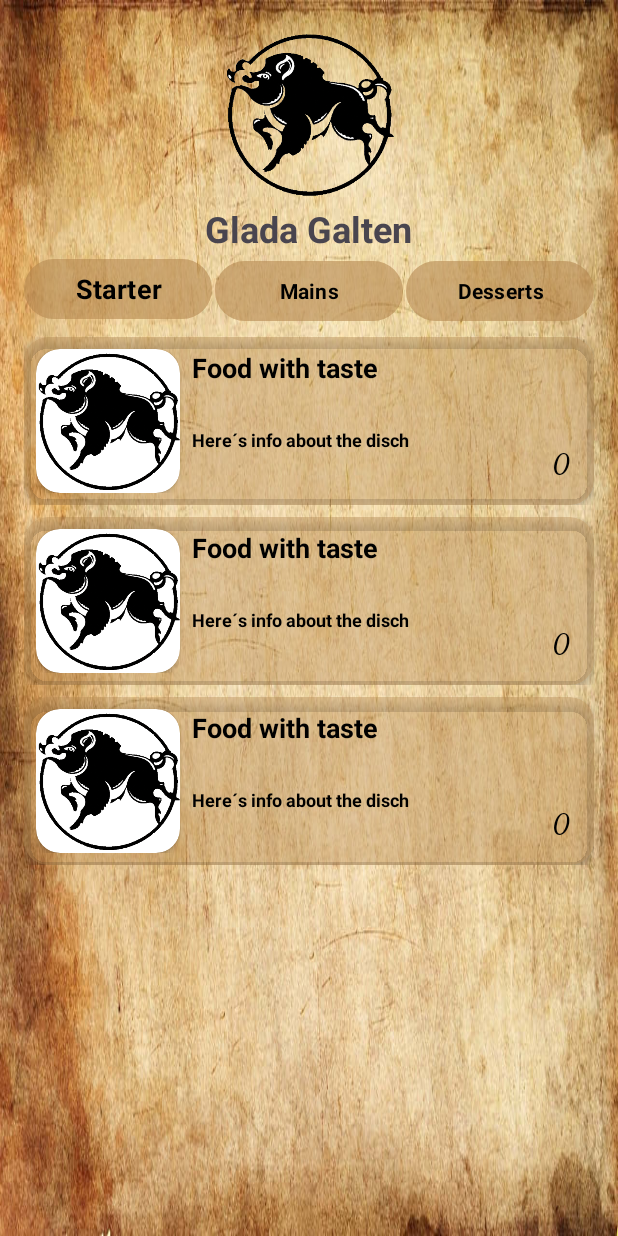
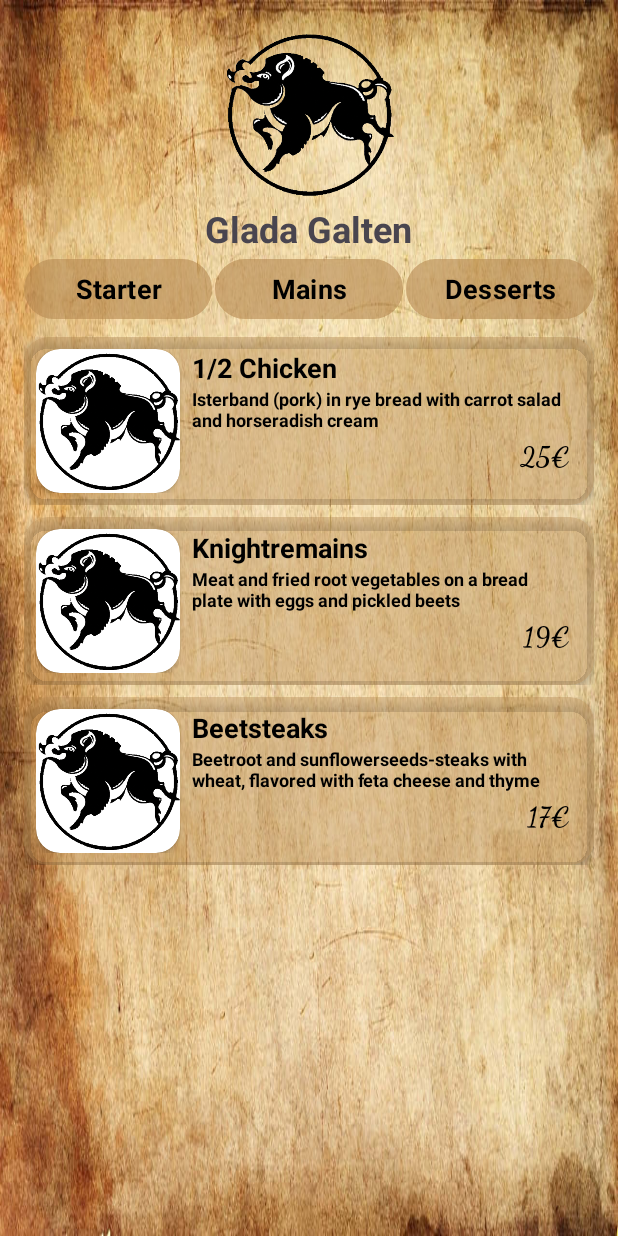
Before and after one commit to JungblomSt/Resturant, an Android app: the screen it shows after launch (MainActivity), after a tap on "Mains", on a phone screen of 412 x 824 dp. Run offline under Robolectric (Android 15) with nearby library versions, the phone set to English and light mode, and no system bars; Roboto replaces fonts that are not available here; 1 other tap on this screen came first.

Commit message:
added menutext and arranged menu card layout

```diff
--- a/app/src/main/java/com/example/resturantmeny/MainActivity.kt
+++ b/app/src/main/java/com/example/resturantmeny/MainActivity.kt
@@ -1,6 +1,7 @@
 package com.example.resturantmeny
 
 import android.os.Bundle
+import android.view.View
 import android.widget.ArrayAdapter
 import android.widget.Button
 import android.widget.ImageView
@@ -18,9 +19,9 @@ class MainActivity : AppCompatActivity() {
     private lateinit var button2: Button
     private lateinit var button3: Button
 
-    private val menu1 = mutableListOf("Surkorv", "Kött på pinne", "Gravlaxrulle")
-    private val menu2 = mutableListOf("1/2 Kyckling","Riddarrester","Betbiffar")
-    private val menu3 = mutableListOf("Äppelkaka","Päron","Saffranspannkaka")
+    private lateinit var courseCard1: View
+    private lateinit var courseCard2: View
+    private lateinit var courseCard3: View
 
     override fun onCreate(savedInstanceState: Bundle?) {
         super.onCreate(savedInstanceState)
@@ -31,14 +32,67 @@ class MainActivity : AppCompatActivity() {
         button2 = findViewById(R.id.button_menu2)
         button3 = findViewById(R.id.button_menu3)
 
+        courseCard1 = findViewById(R.id.course_card_1)
+        courseCard2 = findViewById(R.id.course_card_2)
+        courseCard3 = findViewById(R.id.course_card_3)
 
+        val courseHead1 = courseCard1.findViewById<TextView>(R.id.corse_card_title_text)
+        val courseHead2 = courseCard2.findViewById<TextView>(R.id.corse_card_title_text)
+        val courseHead3 = courseCard3.findViewById<TextView>(R.id.corse_card_title_text)
+
+        val courseInfo1 = courseCard1.findViewById<TextView>(R.id.course_card_info_text)
+        val courseInfo2 = courseCard2.findViewById<TextView>(R.id.course_card_info_text)
+        val courseInfo3 = courseCard3.findViewById<TextView>(R.id.course_card_info_text)
+
+        val coursePrice1 = courseCard1.findViewById<TextView>(R.id.cours_card_price_text)
+        val coursePrice2 = courseCard2.findViewById<TextView>(R.id.cours_card_price_text)
+        val coursePrice3 = courseCard3.findViewById<TextView>(R.id.cours_card_price_text)
+
+
+
+        // Starters
         button1.setOnClickListener {
+            courseHead1.text = getString(R.string.head_text_starter1)
+            courseInfo1.text = getString(R.string.info_text_starter1)
+            coursePrice1.text = getString(R.string.price_text_starter1)
+
+            courseHead2.text = getString(R.string.head_text_starter2)
+            courseInfo2.text = getString(R.string.info_text_starter2)
+            coursePrice2.text = getString(R.string.price_text_starter2)
+
+            courseHead3.text = getString(R.string.head_text_starter3)
+            courseInfo3.text = getString(R.string.info_text_starter3)
+            coursePrice3.text = getString(R.string.price_text_starter3)
 
         }
+        // Mains
         button2.setOnClickListener {
+            courseHead1.text = getString(R.string.head_text_main1)
+            courseInfo1.text = getString(R.string.info_text_main1)
+            coursePrice1.text = getString(R.string.price_text_main1)
+
+            courseHead2.text = getString(R.string.head_text_main2)
+            courseInfo2.text = getString(R.string.info_text_main2)
+            coursePrice2.text = getString(R.string.price_text_main2)
+
+            courseHead3.text = getString(R.string.head_text_main3)
+            courseInfo3.text = getString(R.string.info_text_main3)
+            coursePrice3.text = getString(R.string.price_text_main3)
 
         }
+        // Desserts
         button3.setOnClickListener {
+            courseHead1.text = getString(R.string.head_text_desert1)
+            courseInfo1.text = getString(R.string.info_text_desert1)
+            coursePrice1.text = getString(R.string.price_text_desert1)
+
+            courseHead2.text = getString(R.string.head_text_desert2)
+            courseInfo2.text = getString(R.string.info_text_desert2)
+            coursePrice2.text = getString(R.string.price_text_desert2)
+
+            courseHead3.text = getString(R.string.head_text_desert3)
+            courseInfo3.text = getString(R.string.info_text_desert3)
+            coursePrice3.text = getString(R.string.price_text_desert3)
 
         }
 
--- a/app/src/main/res/layout/activity_main.xml
+++ b/app/src/main/res/layout/activity_main.xml
@@ -54,7 +54,7 @@
             android:fontFamily="@font/medievalsharp"
             android:text="@string/menu2"
             android:textColor="@color/black"
-            android:textSize="14sp"
+            android:textSize="@dimen/medium_size_text"
             android:textStyle="bold" />
 
         <Button
@@ -66,7 +66,7 @@
             android:fontFamily="@font/medievalsharp"
             android:text="@string/menu3"
             android:textColor="@color/black"
-            android:textSize="14sp"
+            android:textSize="@dimen/medium_size_text"
             android:textStyle="bold" />
     </LinearLayout>
 
--- a/app/src/main/res/layout/course_card.xml
+++ b/app/src/main/res/layout/course_card.xml
@@ -60,6 +60,7 @@
                 android:id="@+id/course_card_info_text"
                 android:layout_width="0dp"
                 android:layout_height="wrap_content"
+                android:layout_marginEnd="4dp"
                 android:fontFamily="@font/merienda_medium"
                 android:paddingStart="8dp"
                 android:paddingEnd="8dp"
@@ -67,9 +68,8 @@
                 android:textColor="@color/black"
                 android:textSize="@dimen/smal_size_text"
                 android:textStyle="bold"
-                app:layout_constraintBottom_toBottomOf="@+id/image_cardView_1"
                 app:layout_constraintEnd_toEndOf="parent"
-                app:layout_constraintStart_toStartOf="@id/corse_card_title_text"
+                app:layout_constraintStart_toEndOf="@+id/image_cardView_1"
                 app:layout_constraintTop_toBottomOf="@+id/corse_card_title_text" />
 
             <TextView
@@ -83,6 +83,7 @@
                 android:textColor="@color/black"
                 android:textSize="@dimen/medium_size_text"
                 android:textStyle="bold"
+                app:layout_constraintTop_toBottomOf="@id/course_card_info_text"
                 app:layout_constraintBottom_toBottomOf="parent"
                 app:layout_constraintEnd_toEndOf="parent" />
 
--- a/app/src/main/res/values/strings.xml
+++ b/app/src/main/res/values/strings.xml
@@ -7,4 +7,45 @@
     <string name="info_default">Here´s info about the disch</string>
     <string name="head_text">Food with taste</string>
     <string name="image_description_default">Food</string>
+
+    <!--    private val menu1 = mutableListOf("Surkorv", "Kött på pinne", "Gravlaxrulle")-->
+    <string name="head_text_starter1">Sour sausage</string>
+    <string name="info_text_starter1">Isterband (pork) in rye bread with carrot salad and horseradish cream</string>
+    <string name="price_text_starter1">8€</string>
+
+    <string name="head_text_starter2">Meat on a stick</string>
+    <string name="info_text_starter2">Herb-seasoned chicken, grilled with honey and malt vinegar glaze</string>
+    <string name="price_text_starter2">9€</string>
+
+    <string name="head_text_starter3">Gravesalmonroll</string>
+    <string name="info_text_starter3">Marinated salmon in flatbread with blue cheese coleslaw</string>
+    <string name="price_text_starter3">12€</string>
+
+    <!--    private val menu2 = mutableListOf("1/2 Kyckling","Riddarrester","Betbiffar")-->
+
+    <string name="head_text_main1">1/2 Chicken</string>
+    <string name="info_text_main1">Isterband (pork) in rye bread with carrot salad and horseradish cream</string>
+    <string name="price_text_main1">25€</string>
+
+    <string name="head_text_main2">Knightremains</string>
+    <string name="info_text_main2">Meat and fried root vegetables on a bread plate with eggs and pickled beets</string>
+    <string name="price_text_main2">19€</string>
+
+    <string name="head_text_main3">Beetsteaks</string>
+    <string name="info_text_main3">Beetroot and sunflowerseeds-steaks with wheat, flavored with feta cheese and thyme</string>
+    <string name="price_text_main3">17€</string>
+
+    <!--    private val menu3 = mutableListOf("Äppelkaka","Päron","Saffranspannkaka")-->
+
+    <string name="head_text_desert1">Applecake</string>
+    <string name="info_text_desert1">Crunchy cinnamon-spiced apple cake with honeymascarpone</string>
+    <string name="price_text_desert1">9€</string>
+
+    <string name="head_text_desert2">Pears</string>
+    <string name="info_text_desert2">Lingonberry-cooked pears with buttercream and blueberry syrup</string>
+    <string name="price_text_desert2">14€</string>
+
+    <string name="head_text_desert3">Saffronpancake</string>
+    <string name="info_text_desert3">Saffronpancake with whipped cream and salmonberry jam</string>
+    <string name="price_text_desert3">12€</string>
 </resources>
```
Also changed, not shown: 1 other file.
